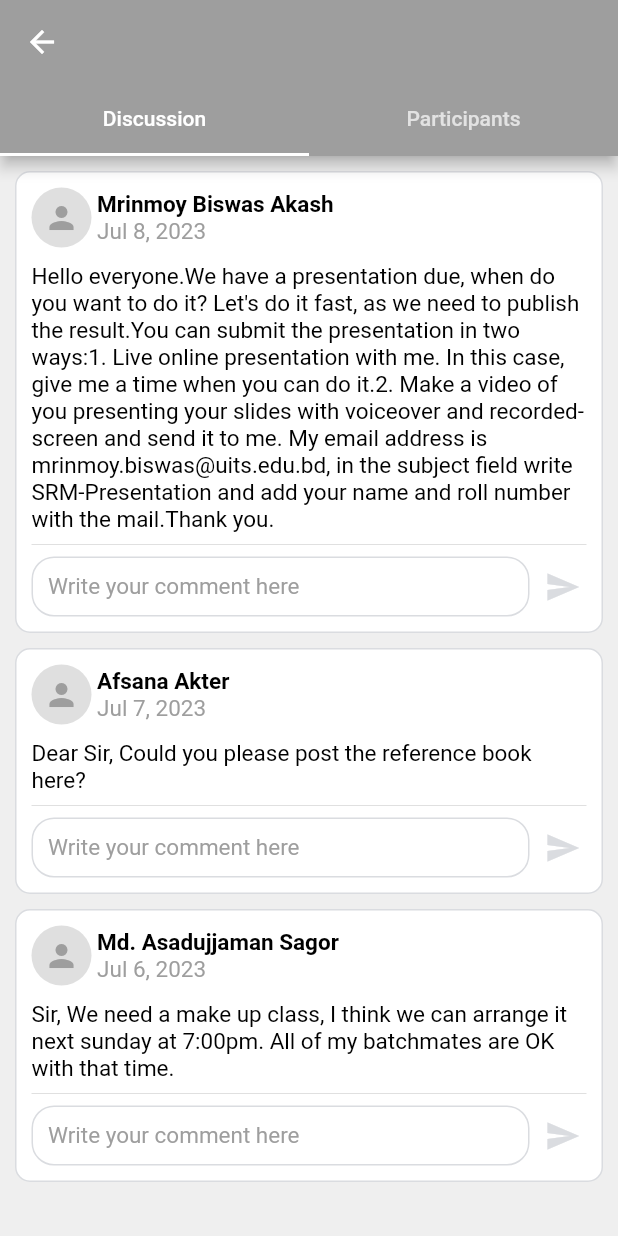
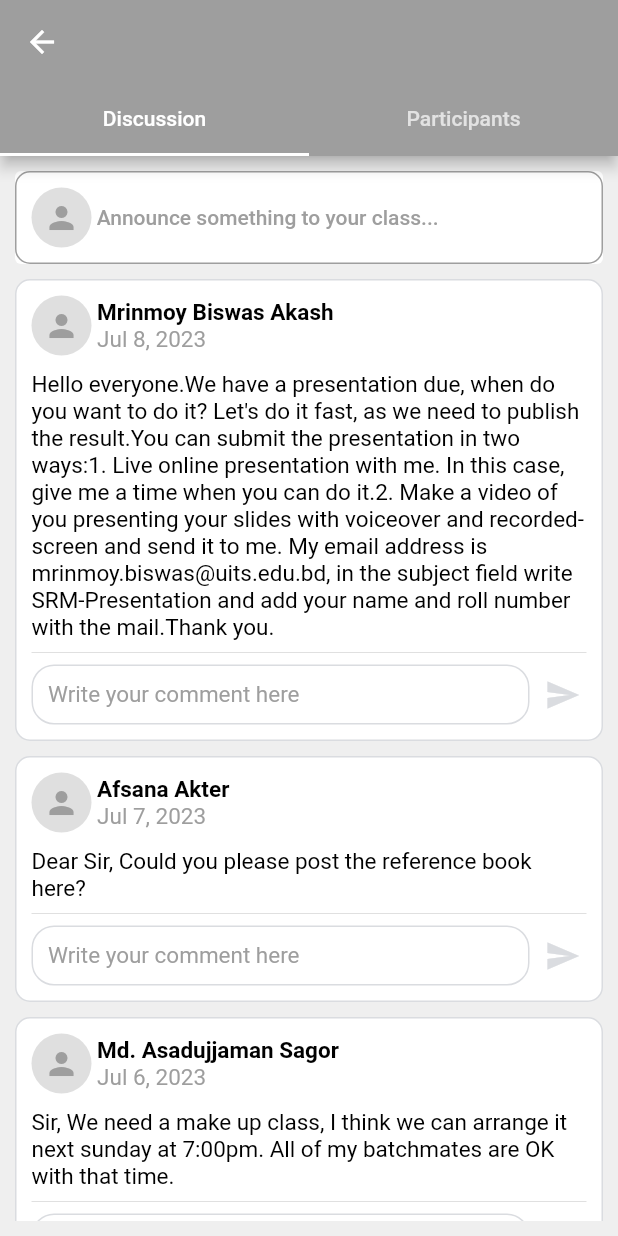
Before and after one commit to sagordev/learning-space, a Flutter app: the Details screen opened directly with empty values, on a phone screen of 412 x 824 dp. Run offline on Flutter 3.47's test engine with Material 2 defaults, Android fonts, the phone set to English and light mode, and no system bars.

Commit message:
Discussion updated

```diff
--- a/lib/views/app/dashboard/tabs/myClasses/details/discussion.dart
+++ b/lib/views/app/dashboard/tabs/myClasses/details/discussion.dart
@@ -13,6 +13,7 @@ class _Discussion extends State<Discussion>{
         style: TextStyle(fontSize: 15, color: Colors.black),
         child: ListView(
           children: [
+            getAnnouncementPostOption(),
             getSingleDiscussion(
               author: "Mrinmoy Biswas Akash",
               time: "Jul 8, 2023",
@@ -93,4 +94,29 @@ class _Discussion extends State<Discussion>{
         )
     );
   }
+
+  Widget getAnnouncementPostOption(){
+    return Padding(padding: EdgeInsets.only(bottom: 10),
+      child: TextButton(
+          onPressed: (){},
+          style: TextButton.styleFrom(
+            backgroundColor: Colors.white,
+            padding: EdgeInsets.all(0),
+          ),
+          child: Container(
+            padding: EdgeInsets.all(10),
+            decoration: BoxDecoration(
+              border: Border.all(width: 1, color: Colors.grey),
+              borderRadius: BorderRadius.all(Radius.circular(10))
+            ),
+            child: Row(
+              children: [
+                CircleAvatar(child: Icon(Icons.person, color: Colors.grey,),backgroundColor: Color(0xFFDFDFDF),),
+                Text(" Announce something to your class...", style: TextStyle(color: Colors.grey),)
+              ],
+            ),
+          )
+      )
+    );
+  }
 }
```
